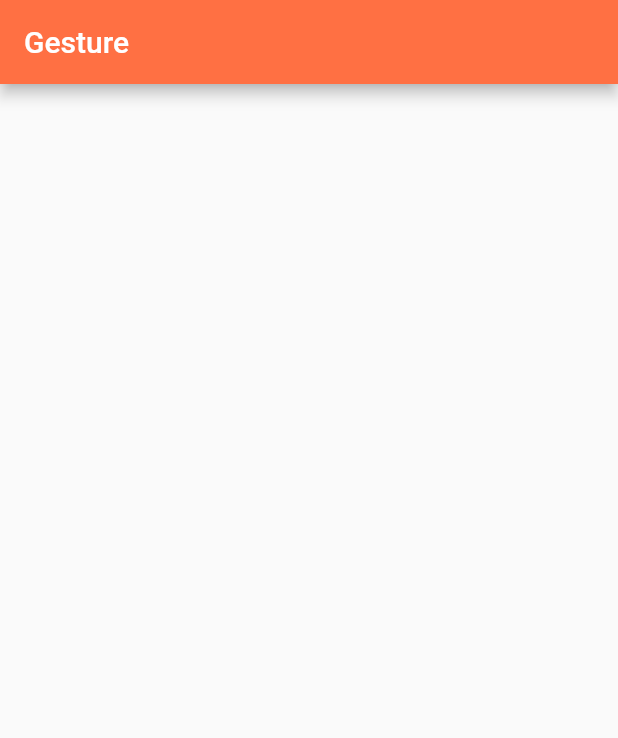
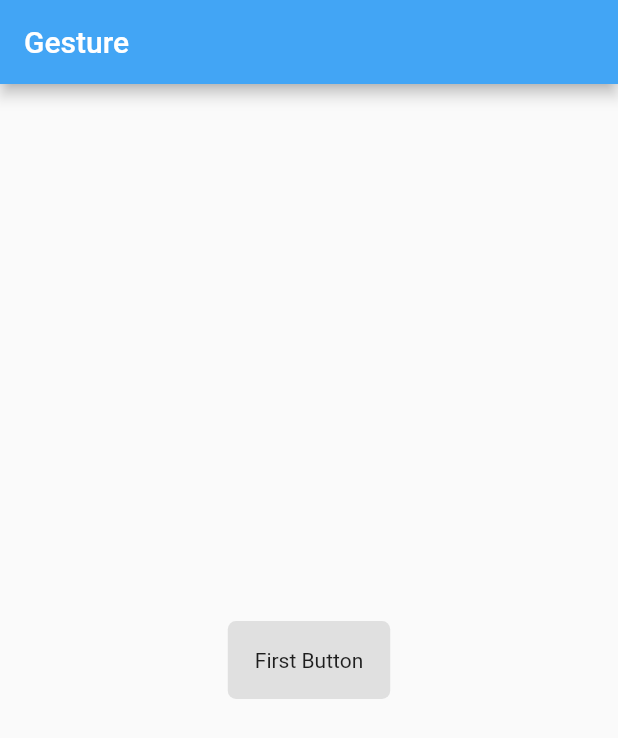
Before and after one commit to skillFocus16/startup_flutter, a Flutter app: the screen it shows after launch, on a phone screen of 412 x 824 dp. Shown: the top 738 px of the screen. Run offline on Flutter 3.47's test engine with Material 2 defaults, Android fonts, the phone set to English and light mode, and no system bars.

Commit message:
snackbar

```diff
--- a/lib/main.dart
+++ b/lib/main.dart
@@ -23,7 +23,7 @@ class MyApp extends StatelessWidget {
 }
 */
 
-
+/*main method for the Gesture */
 void main() {
   var title = "Gesture";
   runApp(new MaterialApp(
--- a/lib/ui/gesture.dart
+++ b/lib/ui/gesture.dart
@@ -1,40 +1,47 @@
 import 'package:flutter/material.dart';
 
-class Gesture extends StatelessWidget{
-
+class Gesture extends StatelessWidget {
   final String title;
 
-
   /*Constructor*/
-  Gesture({Key key,this.title}) : super(key : key);
+  Gesture({Key key, this.title}) : super(key: key);
 
   @override
   Widget build(BuildContext context) {
     return new Scaffold(
-
-          appBar: new AppBar(
-            backgroundColor: Colors.deepOrange.shade400,
-            title: new Text(title),
-
-            ),
-          body: new Center(
-           // child: new customButton(),
-          ),
+      appBar: new AppBar(
+        backgroundColor: Colors.blue.shade400,
+        title: new Text(title),
+      ),
+      body: new Center(
+        child: new CustomButton(),
+      ),
     );
-
   }
-
-
 }
 
-class customButton extends StatelessWidget{
+class CustomButton extends StatelessWidget {
   @override
   Widget build(BuildContext context) {
-    return new Center(
+    return new GestureDetector(
+      onTap: () {
+        final snackBar = new SnackBar(content: new Text("Hello Gestures.."),
+//          backgroundColor: Colors.lightBlue,
+            backgroundColor: Theme.of(context).backgroundColor,
+            duration: new Duration(hours: 0, minutes: 0, seconds: 0, milliseconds: 3500, microseconds: 0),
+        );
 
+        Scaffold.of(context).showSnackBar(snackBar);
+      },
+      //actualButton
+      child: new Container(
+        padding: new EdgeInsets.all(18.0),
+        decoration: new BoxDecoration(
+          color: Theme.of(context).buttonColor,
+          borderRadius: new BorderRadius.circular(5.5),
+        ),
+        child: new Text("First Button"),
+      ),
     );
   }
-
-
-
 }
```
Also changed, not shown: 1 other file.
